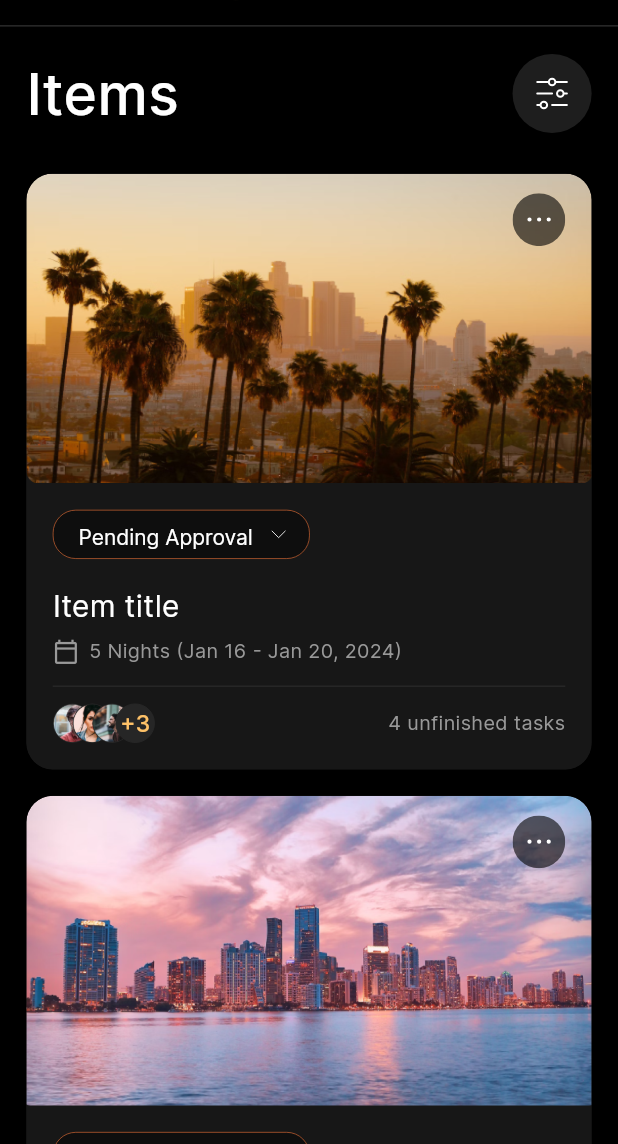
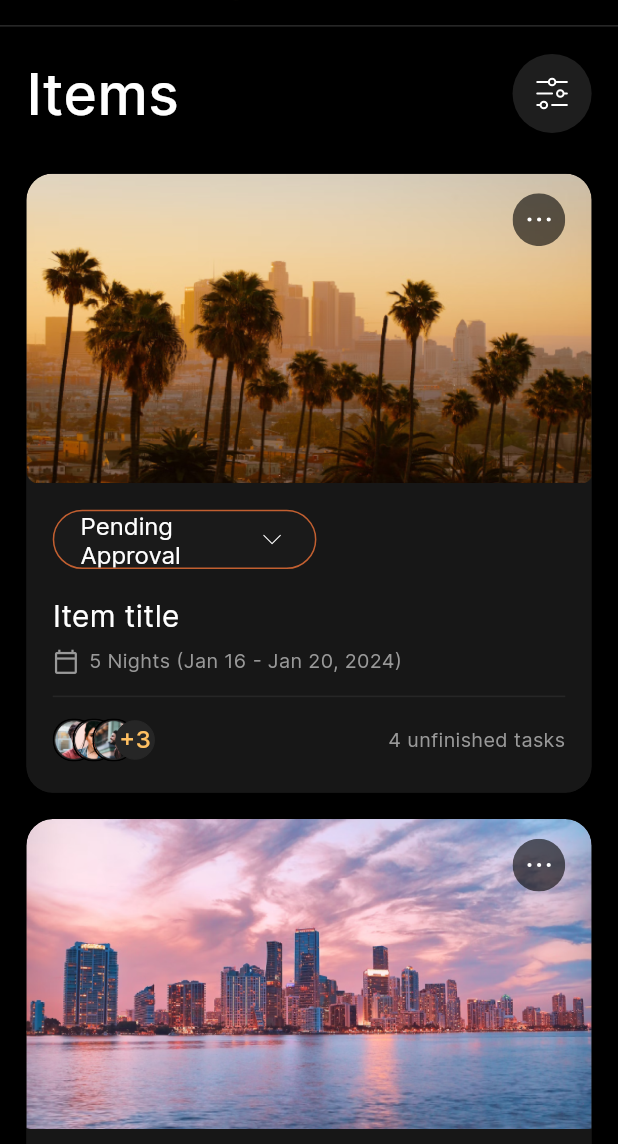
Before and after one commit to abdo-essam/travel_task_web, a Flutter app: the screen it shows after launch, on a phone screen of 412 x 824 dp, the part 92-1236 px from its top. Run offline on Flutter 3.47's test engine with Material 3 defaults, Android fonts, the phone set to English and light mode, and no system bars; our stand-ins replace cached_network_image, flutter_svg.

Commit message:
feat(ui): Redesign trip card status dropdown and avatars
Updated the status dropdown to match the design specs with a new
Container implementation. Also, enhanced the avatar display with a
border and adjusted the extra avatars' text style.

```diff
--- a/lib/widgets/trip_card.dart
+++ b/lib/widgets/trip_card.dart
@@ -109,42 +109,68 @@ class TripCard extends StatelessWidget {
     );
   }
 
+
   Widget _buildStatusDropdown() {
-    return CustomDropDown(
-      width: 156.h,
+    return Container(
+      width: 160.h,  // Wider to match your design
+      height: 36.h,  // Taller height
+      decoration: BoxDecoration(
+        color: Color(0xFF1A1A1A),  // Dark background with slight transparency
+        borderRadius: BorderRadius.circular(24.h),  // Very rounded corners (pill shape)
+        border: Border.all(
+          color: Color(0xFFC25F30),  // Orange border color
+          width: 1,  // Visible border
+        ),
+      ),
+      child: DropdownButtonHideUnderline(
+        child: Padding(
+          padding: EdgeInsets.symmetric(horizontal: 16.h),  // More horizontal padding
+          child: DropdownButton<String>(
             icon: SvgPicture.asset(
               ImageConstant.imgLinearArrowChevrondown,
-        height: 16.h,
-        width: 16.h,
+              height: 20.h,
+              width: 20.h,
               color: appTheme.whiteA700,
             ),
-      iconSize: 16.h,
-      hintText: "Pending Approval",
-      hintStyle: TextStyle(
+            dropdownColor: Color(0xFF1A1A1A),  // Match the background
+            borderRadius: BorderRadius.circular(16.h),
+            style: TextStyle(
               color: appTheme.whiteA700,
               fontFamily: 'Inter',
-        fontSize: 14,
-        fontWeight: FontWeight.w400, // Regular
-        height: 1.57, // Line height of 22 ÷ 14
+              fontSize: 16,  // Larger text size
+              fontWeight: FontWeight.w400,  // Medium weight
             ),
-      textStyle: TextStyle(
+            isExpanded: true,
+            isDense: true,
+            hint: Text(
+              "Pending Approval",
+              style: TextStyle(
                 color: appTheme.whiteA700,
                 fontFamily: 'Inter',
-        fontSize: 14,
-        fontWeight: FontWeight.w400, // Regular
-        height: 1.57, // Line height of 22 ÷ 14
+                fontSize: 16,  // Larger text
+                fontWeight: FontWeight.w400,  // Medium weight
               ),
-      items: dropdownItemList,
-      contentPadding: EdgeInsets.symmetric(
-        horizontal: 12.h,
-        vertical: 4.h,
             ),
-      fillColor: Colors.black.withOpacity(0.4),
-      borderDecoration: OutlineInputBorder(
-        borderRadius: BorderRadius.circular(14.h),
-        borderSide: BorderSide(color: Color(0xFFC25F30), width: 0.5), // Using the exact color code from the design
+            items: dropdownItemList.map<DropdownMenuItem<String>>((String value) {
+              return DropdownMenuItem<String>(
+                value: value,
+                child: Text(
+                  value,
+                  style: TextStyle(
+                    color: appTheme.whiteA700,
+                    fontFamily: 'Inter',
+                    fontSize: 16,
+                    fontWeight: FontWeight.w400,
                   ),
-      onChanged: (value) {},
+                ),
+              );
+            }).toList(),
+            onChanged: (String? newValue) {
+              // Update your state here
+            },
+          ),
+        ),
+      ),
     );
   }
 
@@ -193,7 +219,7 @@ class TripCard extends StatelessWidget {
         : 0;
 
     return SizedBox(
-      height: 24.h,
+      height: 32.h, // Increased height to match the image
       width: avatarUrls.isEmpty ? 0 : 62.h,
       child: Stack(
         alignment: Alignment.centerRight,
@@ -206,6 +232,12 @@ class TripCard extends StatelessWidget {
                 height: 24.h,
                 width: 24.h,
                 radius: BorderRadius.circular(12.h),
+                border: Border.all(
+                  color: Colors.black, // Dark border around avatar
+                  width: 1.h,
+                ),
+                fit: BoxFit.cover, // Ensure proper image fit
+
               ),
             ),
           if (extraAvatars > 0)
@@ -225,7 +257,12 @@ class TripCard extends StatelessWidget {
                 child: Center(
                   child: Text(
                     "+$extraAvatars",
-                    style: theme.textTheme.titleSmall,
+                    style: TextStyle(
+                      color: Color(0xFFFFC062), // Orange-yellow color from the image
+                      fontSize: 16,
+                      fontWeight: FontWeight.w600, // Semi-bold
+                      fontFamily: 'Inter',
+                    ),
                   ),
                 ),
               ),
```
Lines whose indentation alone changed are shown as unchanged.
